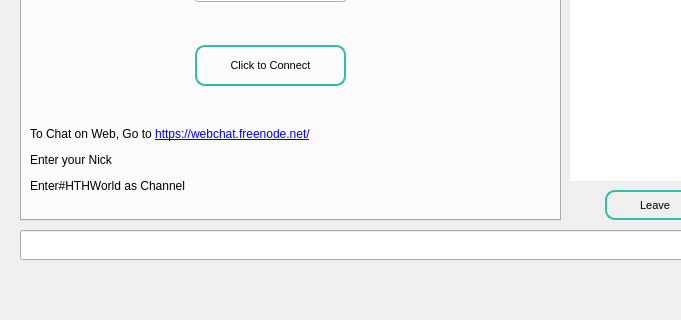
HTHcoin/helpthehomelesscoin, file src/qt/forms/chatwindowpage.ui: the form before one commit; both pictures show x 0 to 681 and y 290 to 610 of the 878 by 692 pixel window.
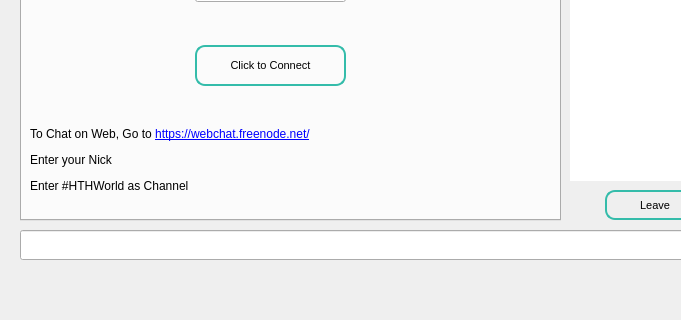
The form after the commit.

What changed in the file:
```diff
--- a/src/qt/forms/chatwindowpage.ui
+++ b/src/qt/forms/chatwindowpage.ui
@@ -263,7 +263,7 @@
       </rect>
      </property>
      <property name="text">
-      <string>&lt;html&gt;&lt;head/&gt;&lt;body&gt;&lt;p&gt;To Chat on Web, Go to &lt;a href=&quot;https://webchat.freenode.net/&quot;&gt;&lt;span style=&quot; text-decoration: underline; color:#0000ff;&quot;&gt;https://webchat.freenode.net/&lt;/span&gt;&lt;/a&gt;&lt;/p&gt;&lt;p&gt;Enter your Nick&lt;/p&gt;&lt;p&gt;Enter#HTHWorld as Channel&lt;/p&gt;&lt;/body&gt;&lt;/html&gt;</string>
+      <string>&lt;html&gt;&lt;head/&gt;&lt;body&gt;&lt;p&gt;To Chat on Web, Go to &lt;a href=&quot;https://webchat.freenode.net/&quot;&gt;&lt;span style=&quot; text-decoration: underline; color:#0000ff;&quot;&gt;https://webchat.freenode.net/&lt;/span&gt;&lt;/a&gt;&lt;/p&gt;&lt;p&gt;Enter your Nick&lt;/p&gt;&lt;p&gt;Enter #HTHWorld as Channel&lt;/p&gt;&lt;/body&gt;&lt;/html&gt;</string>
      </property>
     </widget>
    </widget>
```
